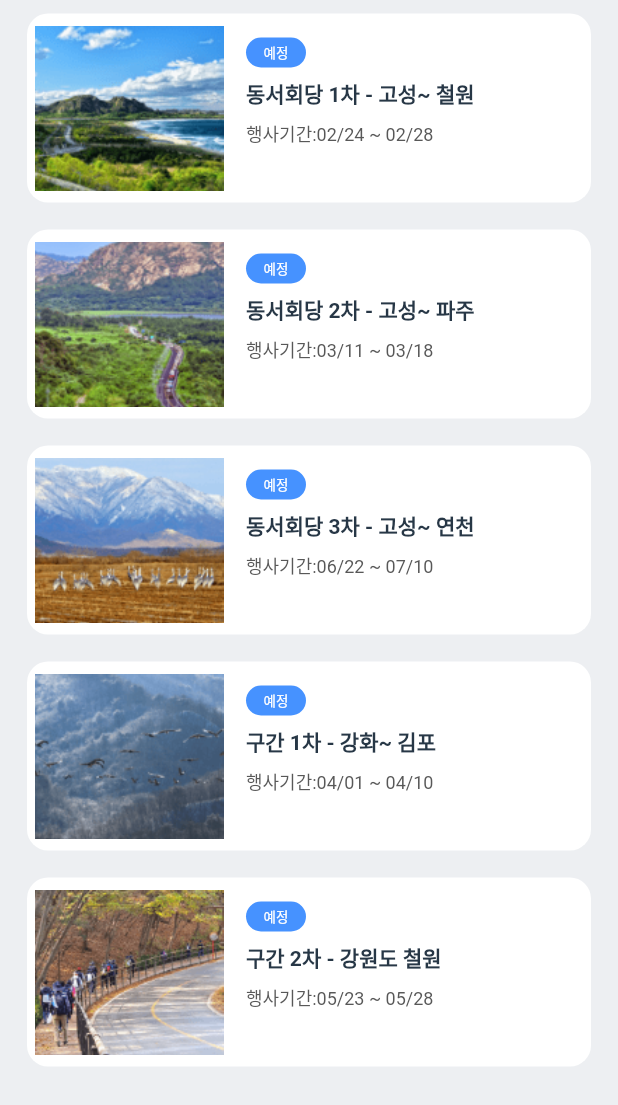
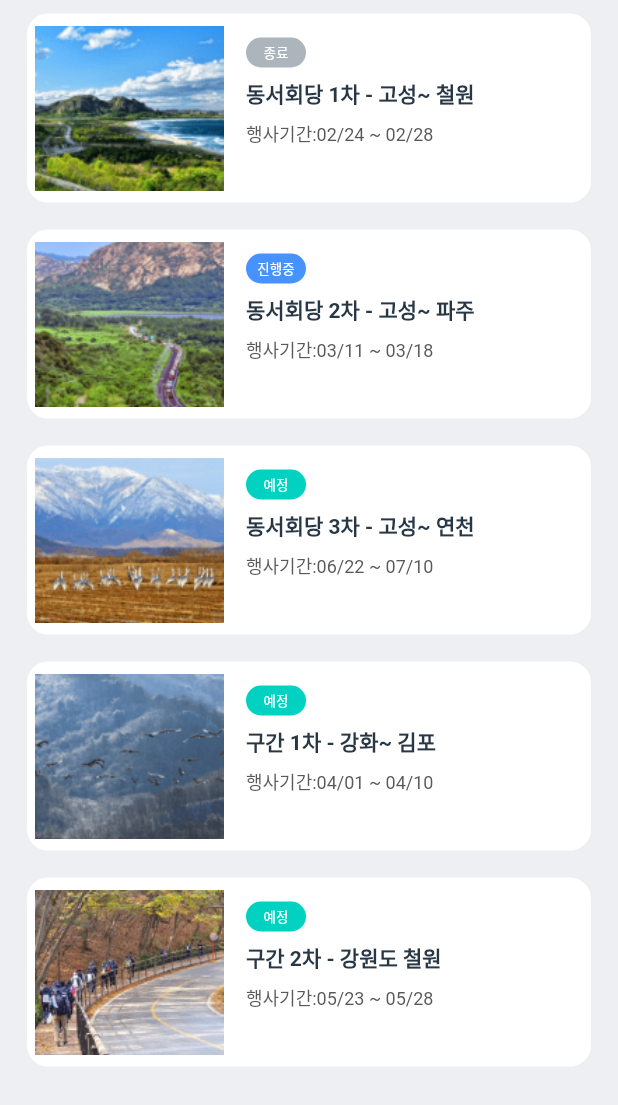
Before and after one commit to jungchungsub/IgiKorea_test, a Flutter app: the screen it shows after launch, on a phone screen of 412 x 824 dp. Shown: the top 1105 px of the screen. Run offline on Flutter 3.47's test engine with Material 2 defaults, Android fonts, the phone set to English and light mode, and no system bars.

Commit message:
현재날짜 기준 행사 상태값 적용

```diff
--- a/lib/pages/home_page.dart
+++ b/lib/pages/home_page.dart
@@ -23,11 +23,11 @@ class _HomePageState extends State<HomePage> {
     '구간 2차 - 강원도 철원',
   ];
   static List<DateTime> firstDate = [
-    DateTime.utc(2023, 2, 24),
-    DateTime.utc(2023, 3, 11),
-    DateTime.utc(2023, 6, 22),
-    DateTime.utc(2023, 4, 1),
-    DateTime.utc(2023, 5, 23),
+    DateTime(2023, 2, 24),
+    DateTime(2023, 3, 11),
+    DateTime(2023, 6, 22),
+    DateTime(2023, 4, 1),
+    DateTime(2023, 5, 23),
   ];
   static List<DateTime> lastDate = [
     DateTime.utc(2023, 2, 28),
@@ -58,7 +58,7 @@ class _HomePageState extends State<HomePage> {
   @override
   Widget build(BuildContext context) {
     String formatDate = DateFormat('yy/MM/dd').format(now);
-
+    Duration diff = now.difference(firstDate[0]);
     return Scaffold(
       backgroundColor: gBackgroundColor,
       body: ListView.builder(
@@ -90,6 +90,26 @@ class _HomePageState extends State<HomePage> {
                       child: Column(
                         crossAxisAlignment: CrossAxisAlignment.start,
                         children: [
+                          if (now.isAfter(eventData[index].firstDate) ==
+                                  false &&
+                              now.isAfter(eventData[index].lastDate) == false)
+                            Container(
+                              height: 20,
+                              width: 40,
+                              decoration: BoxDecoration(
+                                color: gEventScheduleColor,
+                                borderRadius: BorderRadius.circular(14),
+                              ),
+                              child: const Center(
+                                child: Text(
+                                  "예정",
+                                  style: TextStyle(
+                                      color: gEventTextColor, fontSize: 9),
+                                ),
+                              ),
+                            ),
+                          if (now.isAfter(eventData[index].firstDate) == true &&
+                              now.isAfter(eventData[index].lastDate) == false)
                             Container(
                               height: 20,
                               width: 40,
@@ -97,9 +117,26 @@ class _HomePageState extends State<HomePage> {
                                 color: gEventProgressColor,
                                 borderRadius: BorderRadius.circular(14),
                               ),
-                            child: Center(
+                              child: const Center(
                                 child: Text(
-                                "예정",
+                                  "진행중",
+                                  style: TextStyle(
+                                      color: gEventTextColor, fontSize: 9),
+                                ),
+                              ),
+                            ),
+                          if (now.isAfter(eventData[index].firstDate) == true &&
+                              now.isAfter(eventData[index].lastDate) == true)
+                            Container(
+                              height: 20,
+                              width: 40,
+                              decoration: BoxDecoration(
+                                color: gEventEndColor,
+                                borderRadius: BorderRadius.circular(14),
+                              ),
+                              child: const Center(
+                                child: Text(
+                                  "종료",
                                   style: TextStyle(
                                       color: gEventTextColor, fontSize: 9),
                                 ),
@@ -119,11 +156,6 @@ class _HomePageState extends State<HomePage> {
                             style:
                                 TextStyle(color: gSubTextColor, fontSize: 12),
                           ),
-                          // Text(
-                          //   formatDate,
-                          //   style:
-                          //       TextStyle(color: gSubTextColor, fontSize: 12),
-                          // ),
                         ],
                       ),
                     ),
```
Lines whose indentation alone changed are shown as unchanged.
